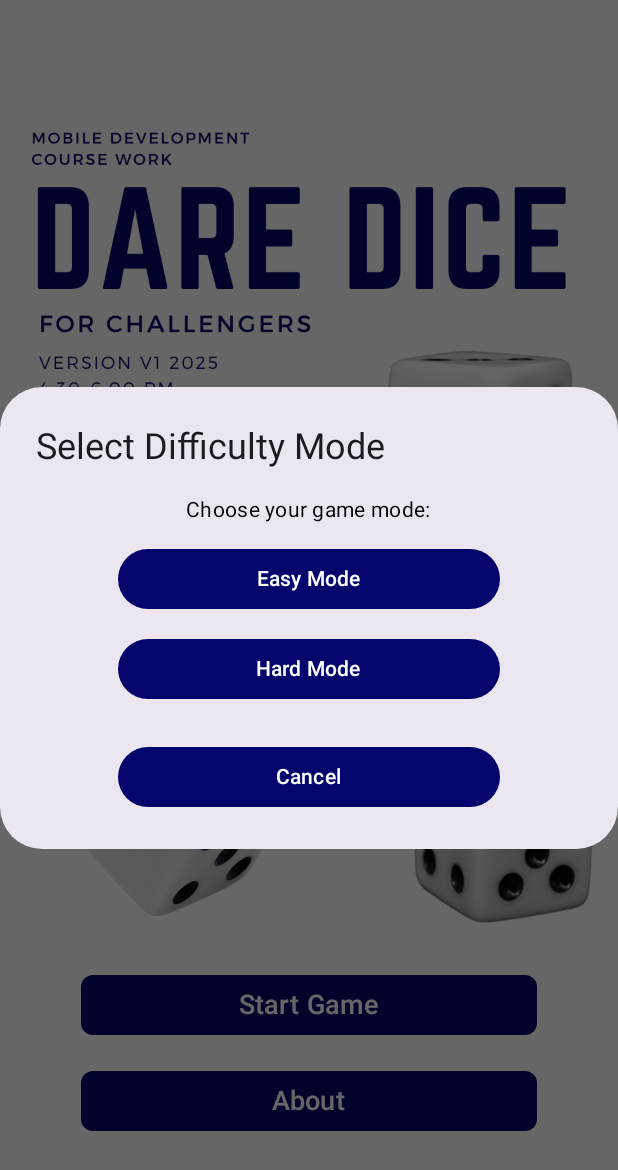
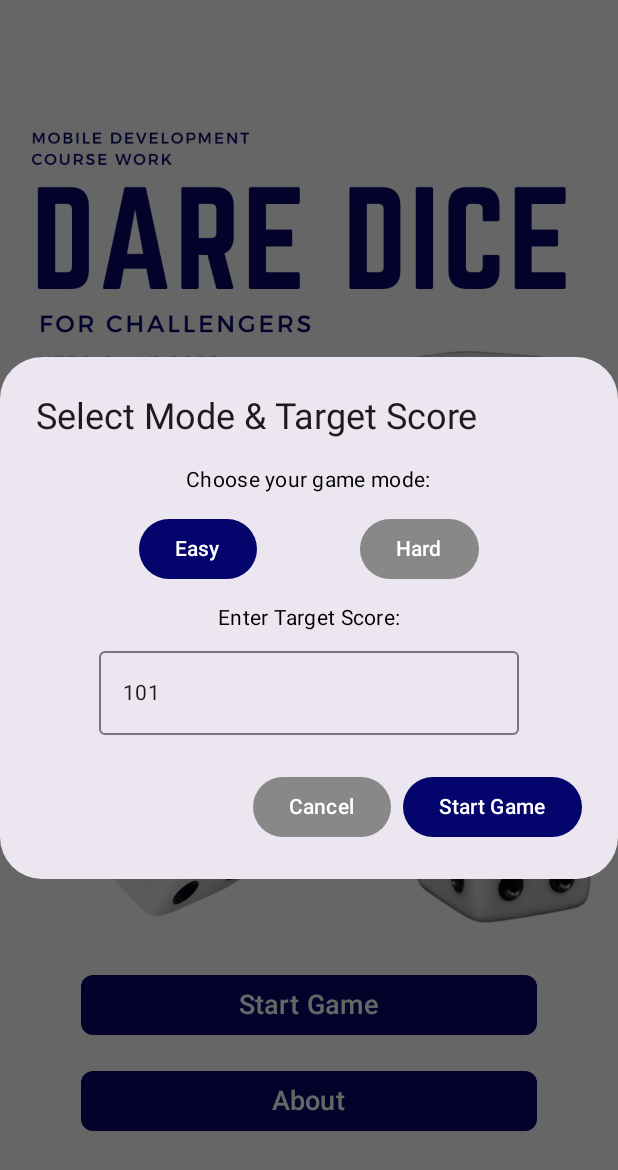
Before and after one commit to agzaiyenth/Dice-Mobile-Game, an Android app built with Jetpack Compose: the MainMenuScreen screen opened through its navigation route, after a tap on "Start Game", on a phone screen of 412 x 824 dp. Shown: the top 1170 px of the screen. Run offline under Robolectric (Android 15) with nearby library versions, the phone set to English and light mode, and no system bars.

Commit message:
Enhance GameScreen and ModeSelectionDialog to support customizable target scores; update navigation and UI interactions

```diff
--- a/app/src/main/java/com/example/rollthedice/MainActivity.kt
+++ b/app/src/main/java/com/example/rollthedice/MainActivity.kt
@@ -16,9 +16,10 @@ class MainActivity : ComponentActivity() {
             val navController = rememberNavController()
             NavHost(navController, startDestination = "main_menu") {
                 composable("main_menu") { MainMenuScreen(navController) }
-                composable("game/{mode}") { backStackEntry ->
+                composable("game/{mode}/{targetScore}") { backStackEntry ->
                     val mode = backStackEntry.arguments?.getString("mode") ?: "easy"
-                    GameScreen(navController, mode)
+                    val targetScore = backStackEntry.arguments?.getString("targetScore")?.toIntOrNull() ?: 101
+                    GameScreen(navController, mode, targetScore)
                 }
             }
         }
--- a/app/src/main/java/com/example/rollthedice/ui/theme/GameScreen.kt
+++ b/app/src/main/java/com/example/rollthedice/ui/theme/GameScreen.kt
@@ -18,7 +18,7 @@ import kotlinx.coroutines.delay
 import kotlin.random.Random
 
 @Composable
-fun GameScreen(navController: NavController, mode: String) {
+fun GameScreen(navController: NavController, mode: String, targetScore: Int) {
     var humanDice by rememberSaveable { mutableStateOf(List(5) { 1 }) }  // Start with 11111
     var computerDice by rememberSaveable { mutableStateOf(List(5) { 1 }) } // Start with 11111
     var humanScore by rememberSaveable { mutableStateOf(0) }
@@ -27,7 +27,6 @@ fun GameScreen(navController: NavController, mode: String) {
     var rerollCount by rememberSaveable { mutableStateOf(0) }
     var selectedDice by rememberSaveable { mutableStateOf(List(5) { false }) }
 
-    val targetScore = 101
     var isRolling by remember { mutableStateOf(false) }
     var rollingHumanDice by remember { mutableStateOf(humanDice) }
 
--- a/app/src/main/java/com/example/rollthedice/ui/theme/MainMenuScreen.kt
+++ b/app/src/main/java/com/example/rollthedice/ui/theme/MainMenuScreen.kt
@@ -65,8 +65,8 @@ fun MainMenuScreen(navController: NavController) {
 
     if (showModeDialog) {
         ModeSelectionDialog(
-            onModeSelected = { mode ->
-                navController.navigate("game/$mode")
+            onModeSelected = { mode, targetScore ->
+                navController.navigate("game/$mode/$targetScore")
                 showModeDialog = false
             },
             onDismiss = { showModeDialog = false }
--- a/app/src/main/java/com/example/rollthedice/ui/theme/ModeSelectionDialog.kt
+++ b/app/src/main/java/com/example/rollthedice/ui/theme/ModeSelectionDialog.kt
@@ -1,54 +1,86 @@
 package com.example.rollthedice.ui.theme
 
 import androidx.compose.foundation.layout.*
+import androidx.compose.foundation.text.BasicTextField
 import androidx.compose.material3.*
 import androidx.compose.runtime.*
-import androidx.compose.ui.Alignment
-import androidx.compose.ui.Modifier
+import androidx.compose.ui.*
 import androidx.compose.ui.graphics.Color
+import androidx.compose.ui.text.input.TextFieldValue
 import androidx.compose.ui.unit.dp
 
 @Composable
-fun ModeSelectionDialog(onModeSelected: (String) -> Unit, onDismiss: () -> Unit) {
+fun ModeSelectionDialog(onModeSelected: (String, Int) -> Unit, onDismiss: () -> Unit) {
+    var selectedMode by remember { mutableStateOf("easy") } // Default mode
+    var targetScore by remember { mutableStateOf(TextFieldValue("101")) } // Default target score
+
     AlertDialog(
         onDismissRequest = onDismiss,
-        title = { Text("Select Difficulty Mode") },
+        title = { Text("Select Mode & Target Score") },
         text = {
             Column(
                 modifier = Modifier.fillMaxWidth(),
-                horizontalAlignment = Alignment.CenterHorizontally, // Align buttons center
-                verticalArrangement = Arrangement.spacedBy(12.dp) // Add spacing between buttons
+                horizontalAlignment = Alignment.CenterHorizontally,
+                verticalArrangement = Arrangement.spacedBy(12.dp)
             ) {
                 Text("Choose your game mode:", color = Color.Black)
-                Button(
-                    onClick = { onModeSelected("easy") },
-                    modifier = Modifier.fillMaxWidth(0.7f), // Ensures uniform button size
-                    colors = ButtonDefaults.buttonColors(containerColor = Color(0xFF04056C))
+
+                // Mode Selection
+                Row(
+                    modifier = Modifier.fillMaxWidth(),
+                    horizontalArrangement = Arrangement.SpaceEvenly
                 ) {
-                    Text("Easy Mode", color = Color.White)
+                    Button(
+                        onClick = { selectedMode = "easy" },
+                        colors = ButtonDefaults.buttonColors(
+                            containerColor = if (selectedMode == "easy") Color(0xFF04056C) else Color.Gray
+                        )
+                    ) {
+                        Text("Easy", color = Color.White)
+                    }
+                    Button(
+                        onClick = { selectedMode = "hard" },
+                        colors = ButtonDefaults.buttonColors(
+                            containerColor = if (selectedMode == "hard") Color(0xFF04056C) else Color.Gray
+                        )
+                    ) {
+                        Text("Hard", color = Color.White)
+                    }
                 }
-                Button(
-                    onClick = { onModeSelected("hard") },
-                    modifier = Modifier.fillMaxWidth(0.7f),
-                    colors = ButtonDefaults.buttonColors(containerColor = Color(0xFF04056C))
-                ) {
-                    Text("Hard Mode", color = Color.White)
-                }
+
+                // Target Score Input
+                Text("Enter Target Score:", color = Color.Black)
+                OutlinedTextField(
+                    value = targetScore,
+                    onValueChange = { newValue ->
+                        if (newValue.text.all { it.isDigit() }) { // Only allow numbers
+                            targetScore = newValue
+                        }
+                    },
+                    singleLine = true
+                )
             }
         },
-        confirmButton = {},
+        confirmButton = {
+            Button(
+                onClick = {
+                    val score = targetScore.text.toIntOrNull() ?: 101
+                    if (score > 1) { // Ensure valid score
+                        onModeSelected(selectedMode, score)
+                        onDismiss()
+                    }
+                },
+                colors = ButtonDefaults.buttonColors(containerColor = Color(0xFF04056C))
+            ) {
+                Text("Start Game", color = Color.White)
+            }
+        },
         dismissButton = {
-            Column(
-                modifier = Modifier.fillMaxWidth(),
-                horizontalAlignment = Alignment.CenterHorizontally
+            Button(
+                onClick = onDismiss,
+                colors = ButtonDefaults.buttonColors(containerColor = Color.Gray)
             ) {
-                Button(
-                    onClick = onDismiss,
-                    modifier = Modifier.fillMaxWidth(0.7f),
-                    colors = ButtonDefaults.buttonColors(containerColor = Color(0xFF04056C))
-                ) {
-                    Text("Cancel", color = Color.White)
-                }
+                Text("Cancel", color = Color.White)
             }
         }
     )
```
